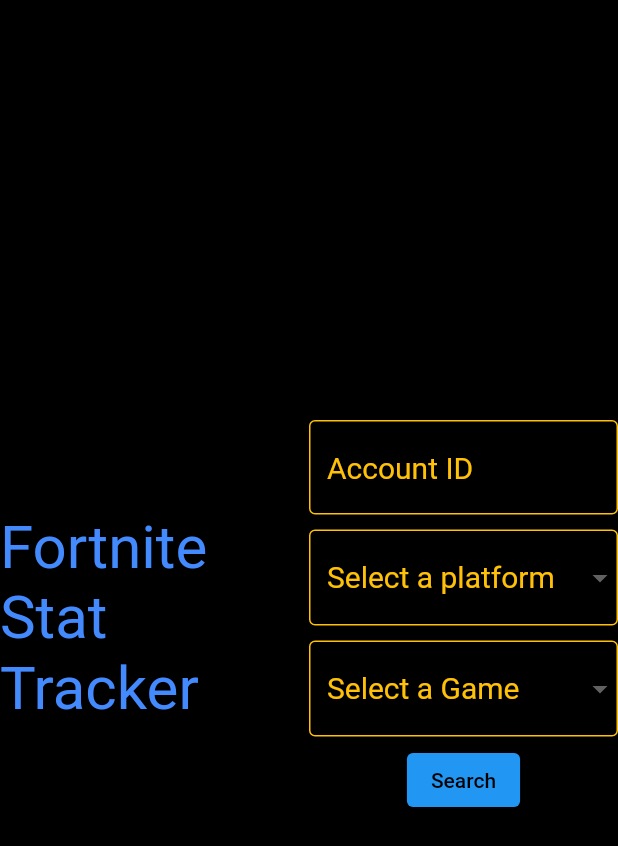
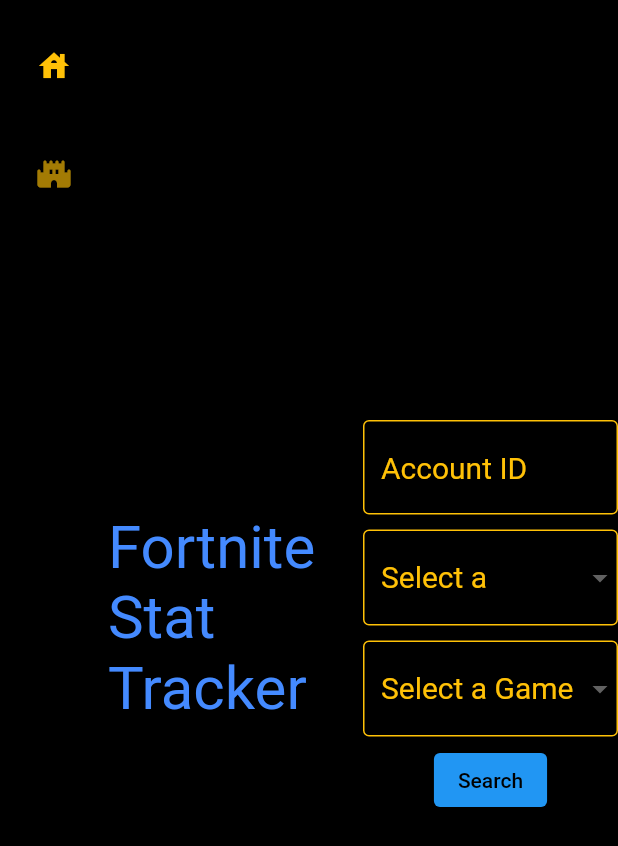
Before and after one commit to bsu-cs222/fortnite_stat_tracker, a Flutter app: the screen it shows after launch, on a phone screen of 412 x 824 dp. Shown: the top 846 px of the screen. Run offline on Flutter 3.47's test engine with Material 2 defaults, Android fonts, the phone set to English and light mode, and no system bars.

Commit message:
Add navigation rail to switch between leaderboard page and home page

```diff
--- a/lib/main.dart
+++ b/lib/main.dart
@@ -24,7 +24,7 @@ class StatTrackerApplication extends StatefulWidget {
 }
 
 class _StatTrackerApplicationState extends State<StatTrackerApplication> {
-  String currentPlayer = '';
+  String displayedOnScreen = '';
   TextEditingController accountIDInput = TextEditingController();
   TextEditingController accountPlatformInput = TextEditingController();
   final platformList = <String>["PC", "Playstation", "Xbox"];
@@ -130,13 +130,57 @@ class _StatTrackerApplicationState extends State<StatTrackerApplication> {
             )),
       ],
     );
-    if (currentPlayer == '') {
+    if (displayedOnScreen == '') {
+      return LayoutBuilder(builder: (context, constraints) {
         return Scaffold(
             backgroundColor: Colors.black,
             body: Row(
               mainAxisAlignment: MainAxisAlignment.center,
               crossAxisAlignment: CrossAxisAlignment.center,
               children: [
+                SafeArea(
+                  child: NavigationRail(
+                      backgroundColor: Colors.black26,
+                      extended: constraints.maxWidth >= 600,
+                      destinations: [
+                        NavigationRailDestination(
+                          icon: IconButton(
+                            onPressed: _onIconPressed,
+                            icon: const Icon(
+                              Icons.house,
+                            ),
+                            color: Colors.amber,
+                          ),
+                          label: const Text(
+                            'Home',
+                            style: TextStyle(
+                              color: Colors.blueAccent,
+                            ),
+                          ),
+                        ),
+                        NavigationRailDestination(
+                          icon: IconButton(
+                            onPressed: _onCastleIconPressed,
+                            icon: const Icon(
+                              Icons.castle_rounded,
+                            ),
+                            color: Colors.amber,
+                          ),
+                          label: const Text(
+                            'LeaderBoard',
+                            style: TextStyle(
+                              color: Colors.blueAccent,
+                            ),
+                          ),
+                        ),
+                      ],
+                      selectedIndex: 0,
+                      onDestinationSelected: (value) {
+                        setState(() {
+                          value = 0;
+                        });
+                      }),
+                ),
                 const Expanded(
                   child: homeTitle,
                 ),
@@ -145,6 +189,36 @@ class _StatTrackerApplicationState extends State<StatTrackerApplication> {
                 ),
               ],
             ));
+      });
+    } else if (displayedOnScreen == 'leaderboard') {
+      return Scaffold(
+        backgroundColor: Colors.black,
+        body: Row(
+          mainAxisAlignment: MainAxisAlignment.center,
+          crossAxisAlignment: CrossAxisAlignment.center,
+          children: [
+            Container(
+              decoration: BoxDecoration(
+                borderRadius: BorderRadius.circular(5.0),
+                color: Colors.black,
+              ),
+              child: const Center(
+                child: Text(
+                  'Here is my leaderboard',
+                  style: TextStyle(
+                    color: Colors.blue,
+                    fontSize: 60,
+                  ),
+                ),
+              ),
+            ),
+            ElevatedButton(
+              onPressed: _returnHomeFromLeaderBoard,
+              child: const Text('home', style: TextStyle(color: Colors.amber)),
+            ),
+          ],
+        ),
+      );
     } else {
       return Scaffold(
         backgroundColor: Colors.black,
@@ -159,7 +233,7 @@ class _StatTrackerApplicationState extends State<StatTrackerApplication> {
                 ),
                 child: Center(
                   child: Text(
-                    currentPlayer,
+                    displayedOnScreen,
                     style: const TextStyle(
                       color: Colors.amber,
                       fontSize: 40,
@@ -222,7 +296,7 @@ class _StatTrackerApplicationState extends State<StatTrackerApplication> {
         playerGameMode == '' ||
         playerPlatform == '') {
       setState(() {
-        currentPlayer = 'Invalid Input';
+        displayedOnScreen = 'Invalid Input';
       });
     } else {
       String jsonPlayerData =
@@ -230,9 +304,9 @@ class _StatTrackerApplicationState extends State<StatTrackerApplication> {
       final stats = organizeStatsInString(jsonPlayerData, playerGameMode);
       setState(() {
         try {
-          currentPlayer = stats;
+          displayedOnScreen = stats;
         } catch (e) {
-          currentPlayer = 'There was a network error';
+          displayedOnScreen = 'There was a network error';
         }
       });
     }
@@ -241,9 +315,30 @@ class _StatTrackerApplicationState extends State<StatTrackerApplication> {
   void _onReturnHomeButtonPressed() {
     setState(() {
       playerGameMode = '';
-      currentPlayer = '';
+      displayedOnScreen = '';
       accountPlatformInput.clear();
       accountIDInput.clear();
     });
   }
+
+  void _onIconPressed() {
+    setState(() {
+      displayedOnScreen = '';
+      playerGameMode = '';
+      accountPlatformInput.clear();
+      accountIDInput.clear();
+    });
   }
+
+  void _onCastleIconPressed() {
+    setState(() {
+      displayedOnScreen = 'leaderboard';
+    });
+  }
+
+  void _returnHomeFromLeaderBoard() {
+    setState(() {
+      displayedOnScreen = '';
+    });
+  }
+}
```
Lines whose indentation alone changed are shown as unchanged.
